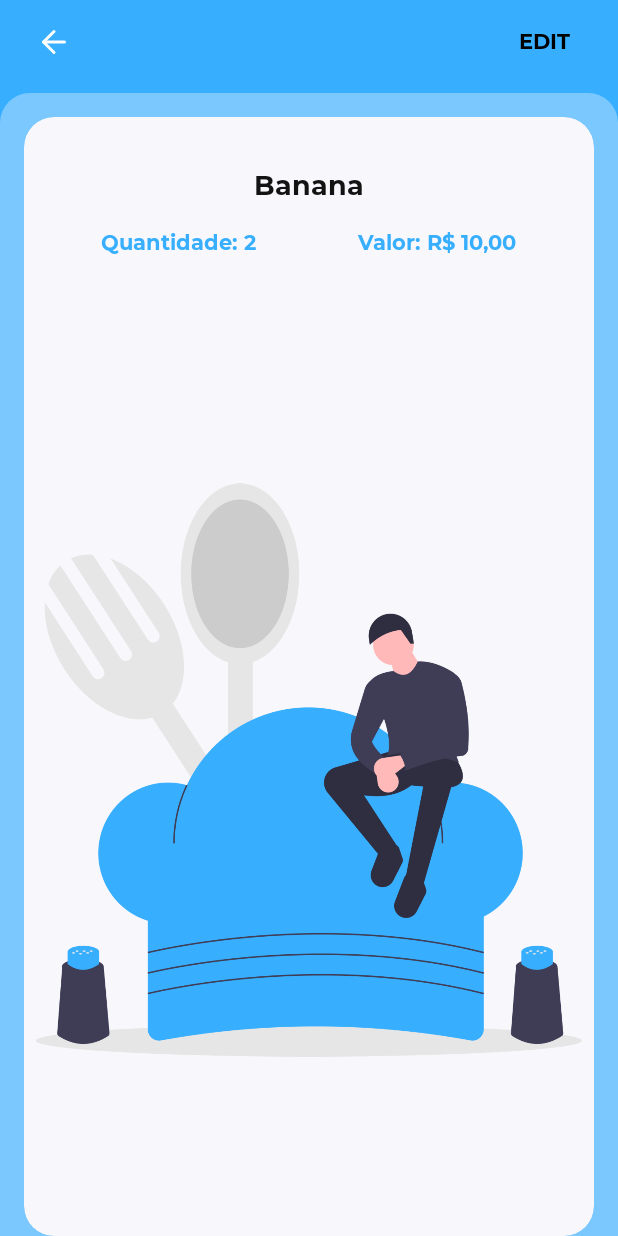
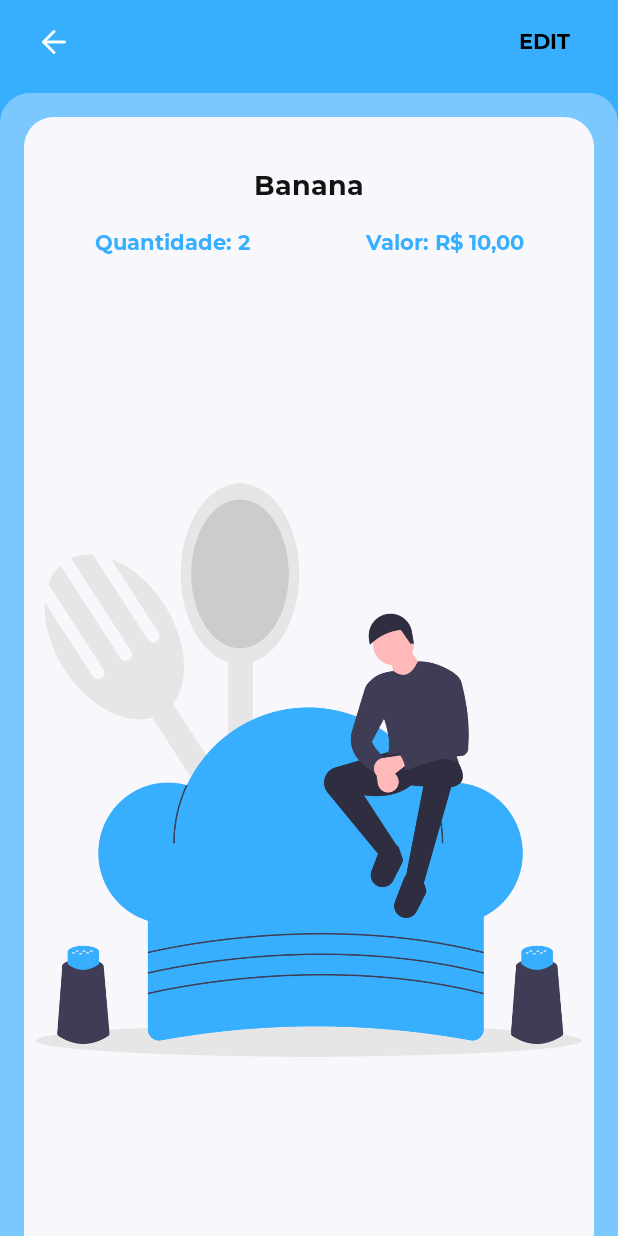
Before and after one commit to Alvarenga-Dev/Marketplace-List, an Android app: the layout fragment_details.xml on its own in the app's theme, with its tools: preview values and no code run, on a phone screen of 412 x 824 dp. Run offline under Robolectric (Android 15) with nearby library versions, the phone set to English and light mode, and no system bars.

Commit message:
fix: delete item; container style; texts

```diff
--- a/app/build.gradle
+++ b/app/build.gradle
@@ -16,8 +16,8 @@ android {
         applicationId "com.alvarengadev.marketplacelist"
         minSdk 24
         targetSdk 31
-        versionCode 10
-        versionName "1.2.2"
+        versionCode 11
+        versionName "1.2.3"
 
         testInstrumentationRunner "androidx.test.runner.AndroidJUnitRunner"
         testInstrumentationRunnerArgument "runnerBuilder", "de.mannodermaus.junit5.AndroidJUnit5Builder"
--- a/app/src/main/java/com/alvarengadev/marketplacelist/ui/fragments/cart/adapter/CartAdapter.kt
+++ b/app/src/main/java/com/alvarengadev/marketplacelist/ui/fragments/cart/adapter/CartAdapter.kt
@@ -43,10 +43,7 @@ class CartAdapter : ListAdapter<Item, CartAdapter.CartViewHolder>(DIFF_CALLBACK)
         val newList = currentList.toMutableList()
         val item = newList.first { item -> itemId == item.id }
         val position = newList.indexOf(item)
-
         newList.removeAt(position)
-
-        notifyItemRemoved(position)
         submitList(newList)
 
         var newTotal = 0.0
@@ -54,6 +51,8 @@ class CartAdapter : ListAdapter<Item, CartAdapter.CartViewHolder>(DIFF_CALLBACK)
             newTotal += (it.value * it.quantity)
         }
 
+        notifyItemRemoved(position)
+        notifyItemRangeChanged(position, newList.size)
         observerListEmpty?.observer(newTotal, newList.isEmpty())
     }
 
--- /dev/null
+++ b/app/src/main/res/drawable/background_white.xml
@@ -0,0 +1,6 @@
+<?xml version="1.0" encoding="utf-8"?>
+<shape xmlns:android="http://schemas.android.com/apk/res/android">
+    <solid android:color="@color/white" />
+    <corners android:topLeftRadius="@dimen/cornerRadiusBackground"
+        android:topRightRadius="@dimen/cornerRadiusBackground" />
+</shape>
--- a/app/src/main/res/layout/component_container.xml
+++ b/app/src/main/res/layout/component_container.xml
@@ -1,6 +1,5 @@
 <?xml version="1.0" encoding="utf-8"?>
 <LinearLayout xmlns:android="http://schemas.android.com/apk/res/android"
-    xmlns:app="http://schemas.android.com/apk/res-auto"
     android:layout_width="match_parent"
     android:layout_height="match_parent"
     android:background="@drawable/background_grey_transparent"
@@ -9,15 +8,8 @@
     android:paddingTop="@dimen/marginOrPaddingDefault"
     android:paddingEnd="@dimen/marginOrPaddingDefault">
 
-    <androidx.cardview.widget.CardView
+    <androidx.constraintlayout.widget.ConstraintLayout
+        android:background="@drawable/background_white"
         android:layout_width="match_parent"
-        android:layout_height="match_parent"
-        app:cardBackgroundColor="@color/background_generic_card"
-        app:cardCornerRadius="@dimen/cornerRadiusBackground"
-        app:cardElevation="0dp">
-
-        <androidx.constraintlayout.widget.ConstraintLayout
-            android:layout_width="match_parent"
-            android:layout_height="match_parent" />
-    </androidx.cardview.widget.CardView>
+        android:layout_height="match_parent" />
 </LinearLayout>
--- a/app/src/main/res/layout/fragment_details.xml
+++ b/app/src/main/res/layout/fragment_details.xml
@@ -41,9 +41,12 @@
         <TextView
             android:id="@+id/tvNameItemDetails"
             style="@style/TitleStyle"
-            android:layout_width="wrap_content"
+            android:layout_width="0dp"
             android:layout_height="wrap_content"
+            android:layout_marginStart="32dp"
             android:layout_marginTop="48dp"
+            android:layout_marginEnd="32dp"
+            android:textAlignment="center"
             app:layout_constraintEnd_toEndOf="parent"
             app:layout_constraintStart_toStartOf="parent"
             app:layout_constraintTop_toTopOf="parent"
@@ -52,9 +55,14 @@
         <TextView
             android:id="@+id/tvQuantityDetails"
             style="@style/HighlightTextStyle"
-            android:layout_width="wrap_content"
+            android:layout_width="0dp"
             android:layout_height="wrap_content"
+            android:layout_marginStart="32dp"
             android:layout_marginTop="16dp"
+            android:layout_marginEnd="8dp"
+            android:ellipsize="end"
+            android:maxLines="5"
+            android:textAlignment="center"
             app:layout_constraintEnd_toStartOf="@+id/tvValueDetails"
             app:layout_constraintHorizontal_bias="0.5"
             app:layout_constraintStart_toStartOf="parent"
@@ -64,8 +72,13 @@
         <TextView
             android:id="@+id/tvValueDetails"
             style="@style/HighlightTextStyle"
-            android:layout_width="wrap_content"
+            android:layout_width="0dp"
             android:layout_height="wrap_content"
+            android:layout_marginStart="8dp"
+            android:layout_marginEnd="32dp"
+            android:ellipsize="end"
+            android:maxLines="5"
+            android:textAlignment="center"
             app:layout_constraintBottom_toBottomOf="@+id/tvQuantityDetails"
             app:layout_constraintEnd_toEndOf="parent"
             app:layout_constraintHorizontal_bias="0.5"
@@ -80,13 +93,13 @@
             android:layout_marginStart="24dp"
             android:layout_marginTop="32dp"
             android:layout_marginEnd="24dp"
+            android:contentDescription="@null"
+            android:importantForAccessibility="no"
             android:src="@drawable/cooking"
-            android:contentDescription="@null"
             app:layout_constraintBottom_toBottomOf="parent"
             app:layout_constraintEnd_toEndOf="parent"
             app:layout_constraintStart_toStartOf="parent"
             app:layout_constraintTop_toBottomOf="@+id/tvQuantityDetails"
-            app:layout_constraintVertical_bias="1.0"
-            android:importantForAccessibility="no" />
+            app:layout_constraintVertical_bias="1.0" />
     </com.alvarengadev.marketplacelist.ui.components.Container>
 </androidx.constraintlayout.widget.ConstraintLayout>
```
Also changed, not shown: app/src/main/res/layout/item_cart.xml (+17 -9 lines).
